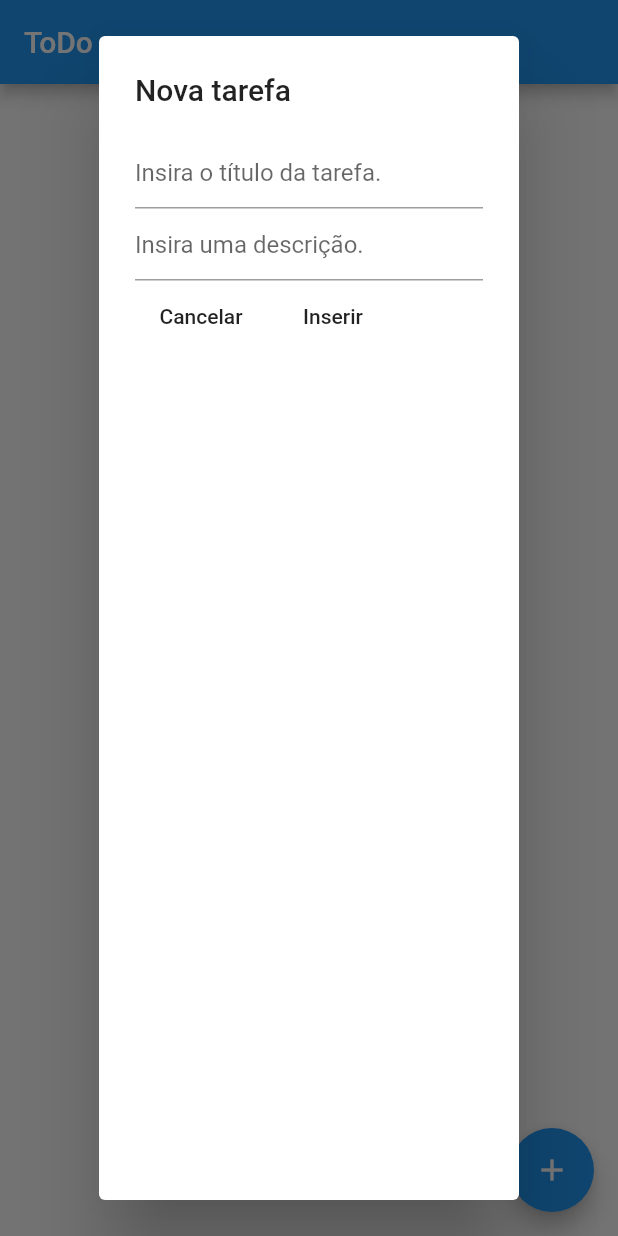
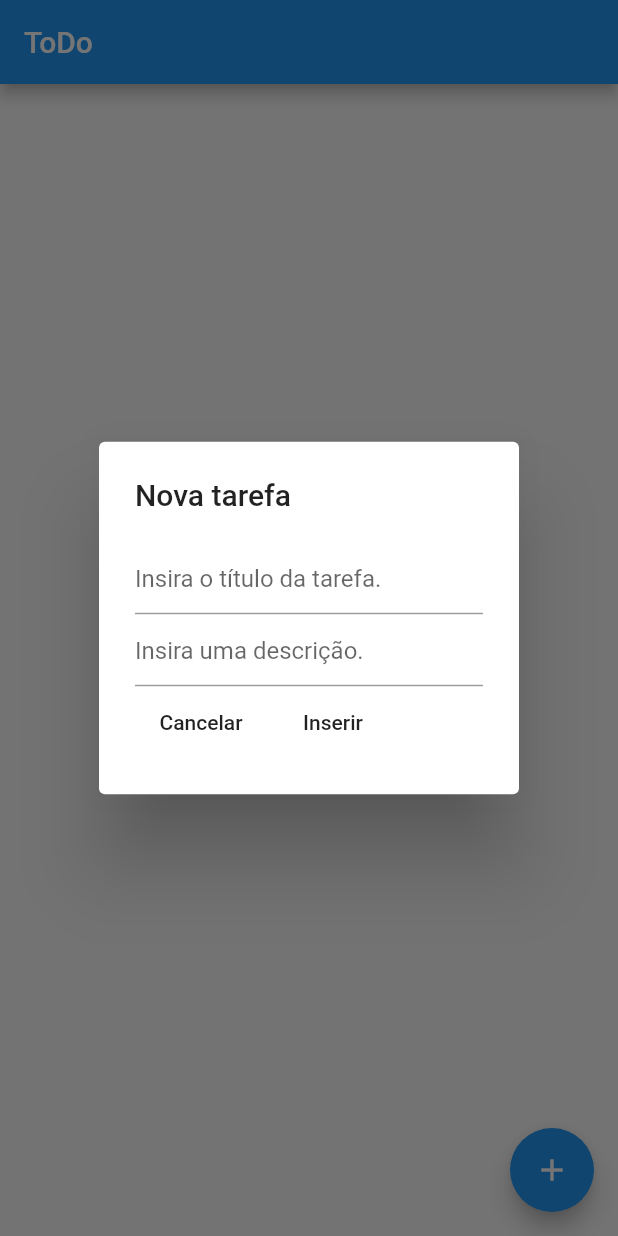
Before and after one commit to AndersonGuerra/todo_bloc, a Flutter app: the screen it shows after launch, after a tap on the "add" icon, on a phone screen of 412 x 824 dp. Run offline on Flutter 3.47's test engine with Material 2 defaults, Android fonts, the phone set to English and light mode, and no system bars.

Commit message:
Reducao no tamanho do AlertDialog

```diff
--- a/lib/widgets/todo_form.dart
+++ b/lib/widgets/todo_form.dart
@@ -22,7 +22,11 @@ class ToDoForm extends StatelessWidget {
               title: Text("Nova tarefa"),
               content: Form(
       key: _formKey,
-      child: ListView(
+      child: Column(
+        mainAxisSize: MainAxisSize.min,
+        children: <Widget>[
+          ListView(
+            shrinkWrap: true,
             children: <Widget>[
               TextFormField(
                 decoration: InputDecoration(
@@ -61,6 +65,8 @@ class ToDoForm extends StatelessWidget {
               )
             ],
           ),
+        ],
+      ),
     ),
             );
 
```
Lines whose indentation alone changed are shown as unchanged.
